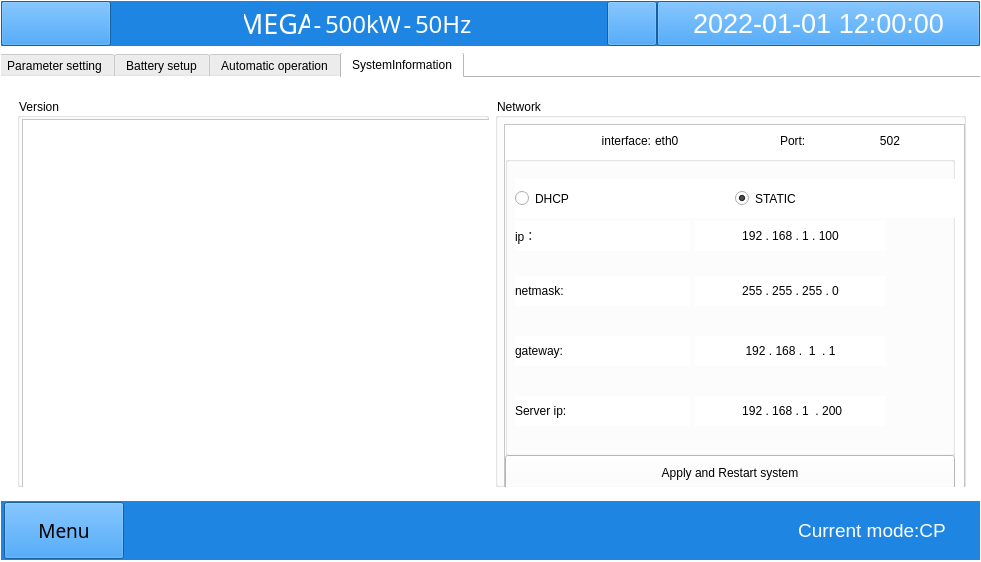
Old version of the form win.ui in the repository megarevolpr/Win.
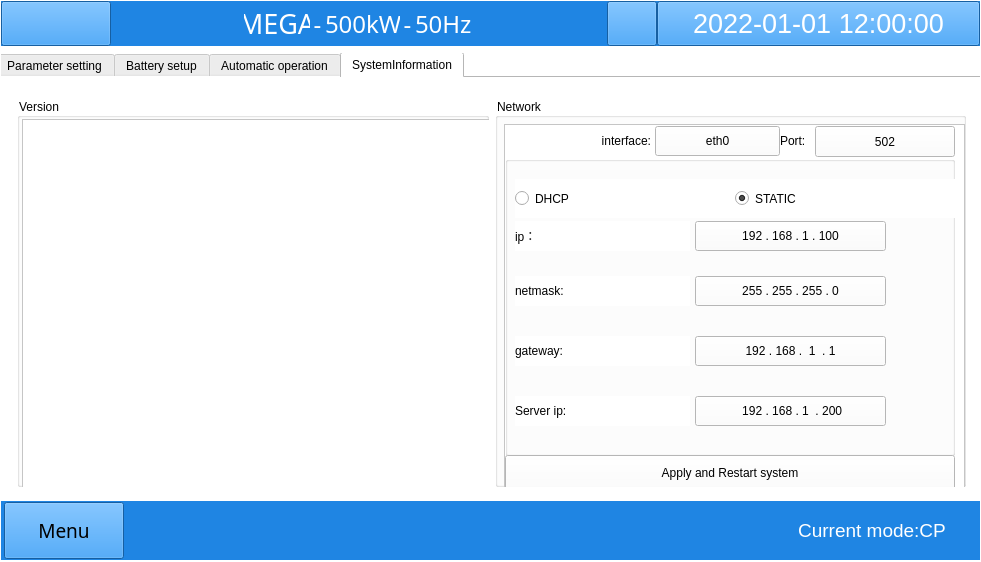
New version of the form. The open tabs and pages were chosen to show the change. Icons and pictures are not drawn.

Commit message: 替换 SystemInformation 的 UI

Diff of the .ui file:
```diff
--- a/win.ui
+++ b/win.ui
@@ -8899,22 +8899,6 @@
                  <string>ip：</string>
                 </property>
                </widget>
-               <widget class="QLabel" name="label_10">
-                <property name="geometry">
-                 <rect>
-                  <x>190</x>
-                  <y>65</y>
-                  <width>191</width>
-                  <height>30</height>
-                 </rect>
-                </property>
-                <property name="text">
-                 <string>192 . 168 . 1 . 100</string>
-                </property>
-                <property name="alignment">
-                 <set>Qt::AlignCenter</set>
-                </property>
-               </widget>
                <widget class="QLabel" name="label_11">
                 <property name="geometry">
                  <rect>
@@ -8931,22 +8915,6 @@
                  <set>Qt::AlignLeading|Qt::AlignLeft|Qt::AlignVCenter</set>
                 </property>
                </widget>
-               <widget class="QLabel" name="label_12">
-                <property name="geometry">
-                 <rect>
-                  <x>190</x>
-                  <y>120</y>
-                  <width>191</width>
-                  <height>30</height>
-                 </rect>
-                </property>
-                <property name="text">
-                 <string>255 . 255 . 255 . 0</string>
-                </property>
-                <property name="alignment">
-                 <set>Qt::AlignCenter</set>
-                </property>
-               </widget>
                <widget class="QLabel" name="label_21">
                 <property name="geometry">
                  <rect>
@@ -8960,22 +8928,6 @@
                  <string>gateway:</string>
                 </property>
                </widget>
-               <widget class="QLabel" name="label_22">
-                <property name="geometry">
-                 <rect>
-                  <x>190</x>
-                  <y>180</y>
-                  <width>191</width>
-                  <height>30</height>
-                 </rect>
-                </property>
-                <property name="text">
-                 <string>192 . 168 .  1  . 1</string>
-                </property>
-                <property name="alignment">
-                 <set>Qt::AlignCenter</set>
-                </property>
-               </widget>
                <widget class="QLabel" name="label_29">
                 <property name="geometry">
                  <rect>
@@ -8989,7 +8941,46 @@
                  <string>Server ip:</string>
                 </property>
                </widget>
-               <widget class="QLabel" name="label_31">
+               <widget class="QPushButton" name="ip_explain_btn">
+                <property name="geometry">
+                 <rect>
+                  <x>190</x>
+                  <y>65</y>
+                  <width>191</width>
+                  <height>30</height>
+                 </rect>
+                </property>
+                <property name="text">
+                 <string>192 . 168 . 1 . 100</string>
+                </property>
+               </widget>
+               <widget class="QPushButton" name="netmask_explain_btn">
+                <property name="geometry">
+                 <rect>
+                  <x>190</x>
+                  <y>120</y>
+                  <width>191</width>
+                  <height>30</height>
+                 </rect>
+                </property>
+                <property name="text">
+                 <string>255 . 255 . 255 . 0</string>
+                </property>
+               </widget>
+               <widget class="QPushButton" name="pushButton">
+                <property name="geometry">
+                 <rect>
+                  <x>190</x>
+                  <y>180</y>
+                  <width>191</width>
+                  <height>30</height>
+                 </rect>
+                </property>
+                <property name="text">
+                 <string>192 . 168 .  1  . 1</string>
+                </property>
+               </widget>
+               <widget class="QPushButton" name="pushButton_22">
                 <property name="geometry">
                  <rect>
                   <x>190</x>
@@ -9001,12 +8992,9 @@
                 <property name="text">
                  <string> 192 . 168 . 1  . 200</string>
                 </property>
-                <property name="alignment">
-                 <set>Qt::AlignCenter</set>
-                </property>
                </widget>
               </widget>
-              <widget class="QPushButton" name="pushButton">
+              <widget class="QPushButton" name="ok">
                <property name="geometry">
                 <rect>
                  <x>0</x>
@@ -9019,7 +9007,7 @@
                 <string>Apply and Restart system</string>
                </property>
               </widget>
-              <widget class="QLabel" name="cb_interface">
+              <widget class="QPushButton" name="interface_explain_btn">
                <property name="geometry">
                 <rect>
                  <x>150</x>
@@ -9032,11 +9020,11 @@
                 <string>eth0</string>
                </property>
               </widget>
-              <widget class="QLabel" name="edt_port">
+              <widget class="QPushButton" name="port_explain_btn">
                <property name="geometry">
                 <rect>
-                 <x>315</x>
-                 <y>0</y>
+                 <x>310</x>
+                 <y>1</y>
                  <width>140</width>
                  <height>31</height>
                 </rect>
@@ -9044,9 +9032,6 @@
                <property name="text">
                 <string>502</string>
                </property>
-               <property name="alignment">
-                <set>Qt::AlignCenter</set>
-               </property>
               </widget>
              </widget>
             </widget>
```
Left out of the diff: 2 changed lines with no effect on the pictures.
